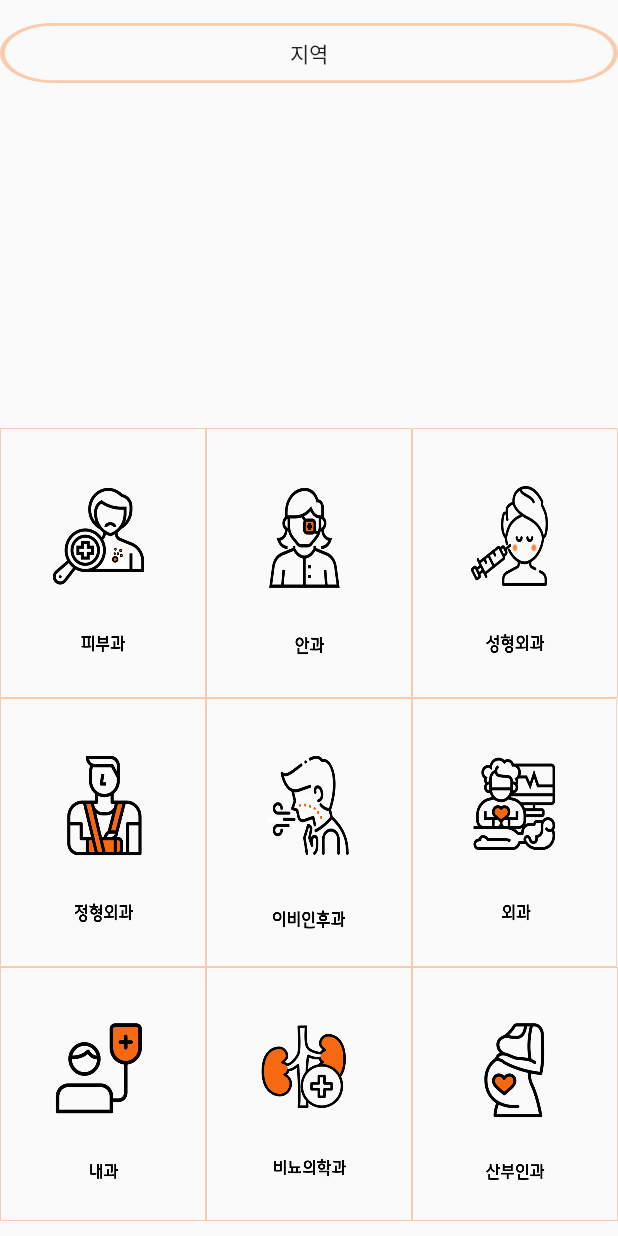
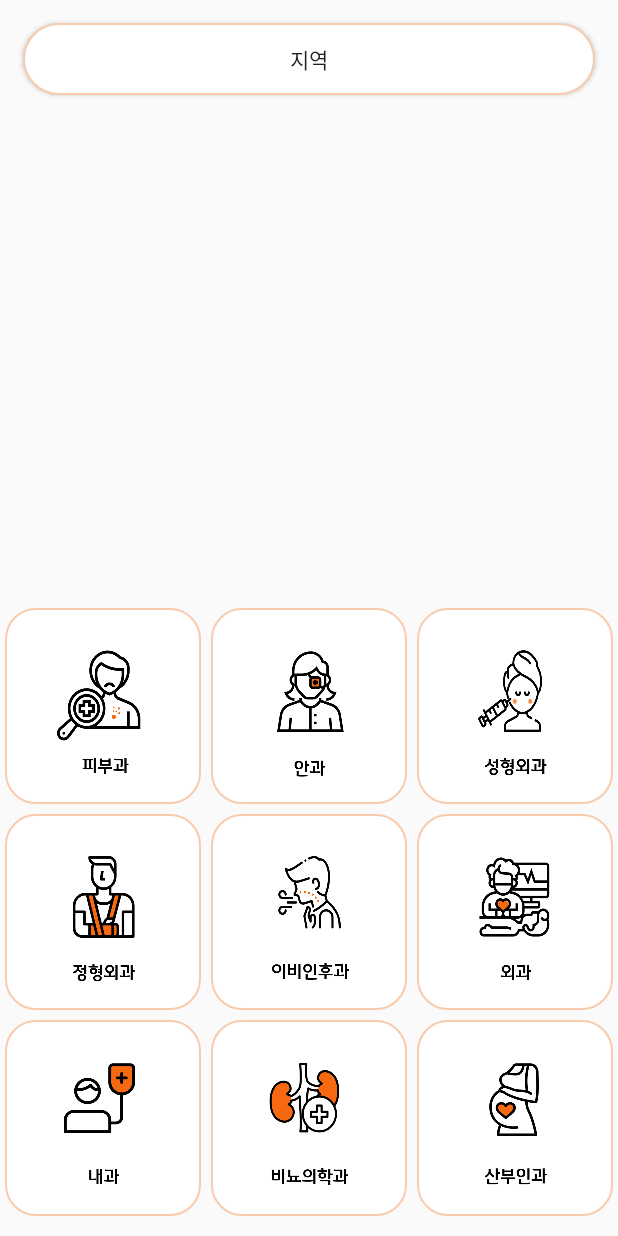
Before and after one commit to Wijinhyun/Api_test, an Android app: the screen it shows after launch (MainActivity), on a phone screen of 412 x 824 dp. Run offline under Robolectric (Android 15) with nearby library versions, the phone set to English and light mode, and no system bars.

Commit message:
UI수정2

```diff
--- a/app/src/main/java/com/example/api_test/CustomAdapter.java
+++ b/app/src/main/java/com/example/api_test/CustomAdapter.java
@@ -2,6 +2,8 @@ package com.example.api_test;
 
 import android.content.Context;
 import android.graphics.Color;
+import android.graphics.drawable.Drawable;
+import android.graphics.drawable.GradientDrawable;
 import android.view.LayoutInflater;
 import android.view.View;
 import android.view.ViewGroup;
@@ -63,6 +65,7 @@ class CustomAdapter extends RecyclerView.Adapter<CustomAdapter.CustomViewHolder>
 
 
         //viewholder.estbDdtxt.setText(mList.get(position).getEstbDd());
+
         viewholder.yadmNmtxt.setText(mList.get(position).getYadmNm());
         if(mList.get(position).getMedical_list() != null) {
             viewholder.Tv_list.setText(mList.get(position).getMedical_list());
@@ -74,13 +77,17 @@ class CustomAdapter extends RecyclerView.Adapter<CustomAdapter.CustomViewHolder>
             percent = String.format("%.1f", Double.parseDouble(mList.get(position).getSdrdgsCnt()) / Double.parseDouble(mList.get(position).getDrTotCnt()) * 100);
         }
         viewholder.Tv_percent.setText(percent + "%");
+        //GradientDrawable shape = new GradientDrawable();
+        //shape.setCornerRadius( 8 );
+        //View view = (TextView) findViewById( R.id.tv_percent );
         if(Double.parseDouble(percent) >= 66.6){
-            viewholder.Tv_percent.setBackgroundColor(Color.parseColor("#0A640A"));
+            viewholder.Tv_percent.setBackgroundResource(R.drawable.round_percent2);
         }else if(Double.parseDouble(percent) >= 33.3){
-            viewholder.Tv_percent.setBackgroundColor(Color.parseColor("#FFCC42"));
+            viewholder.Tv_percent.setBackgroundResource(R.drawable.round_percent3);
         }else{
-            viewholder.Tv_percent.setBackgroundColor(Color.parseColor("#BF3813"));
+            viewholder.Tv_percent.setBackgroundResource(R.drawable.round_percent);
         }
+
     }
 
     @Override
--- a/app/src/main/java/com/example/api_test/MainActivity.java
+++ b/app/src/main/java/com/example/api_test/MainActivity.java
@@ -15,6 +15,7 @@ import android.os.Parcelable;
 import android.util.Log;
 import android.view.View;
 import android.widget.Button;
+import android.widget.ImageButton;
 import android.widget.Spinner;
 import android.widget.TextView;
 import android.widget.Toast;
@@ -35,7 +36,7 @@ import java.util.ArrayList;
 public class MainActivity extends AppCompatActivity implements View.OnClickListener {
 
     private Button Btn_region;
-    private Button Btn_Internal_Medicine, Btn_Dermatology, Btn_Ophthalmology, Btn_Cosmetic_Surgery, Btn_Orthopedics, Btn_Otolaryngology, Btn_Surgical, Btn_Urology, Btn_Obstetrics_Gynecology;
+    private ImageButton Btn_Internal_Medicine, Btn_Dermatology, Btn_Ophthalmology, Btn_Cosmetic_Surgery, Btn_Orthopedics, Btn_Otolaryngology, Btn_Surgical, Btn_Urology, Btn_Obstetrics_Gynecology;
 
     private String city_name;
     private String gu_name;
@@ -148,15 +149,15 @@ public class MainActivity extends AppCompatActivity implements View.OnClickListe
 
     private void init() {
         Btn_region = (Button) findViewById(R.id.btn_region);
-        Btn_Internal_Medicine = (Button) findViewById(R.id.btn_Internal_Medicine);
-        Btn_Dermatology = (Button) findViewById(R.id.btn_Dermatology);
-        Btn_Ophthalmology = (Button) findViewById(R.id.btn_Ophthalmology);
-        Btn_Cosmetic_Surgery = (Button) findViewById(R.id.btn_Cosmetic_Surgery);
-        Btn_Orthopedics = (Button) findViewById(R.id.btn_Orthopedics);
-        Btn_Otolaryngology = (Button) findViewById(R.id.btn_Otolaryngology);
-        Btn_Surgical = (Button) findViewById(R.id.btn_Surgical);
-        Btn_Urology = (Button) findViewById(R.id.btn_Urology);
-        Btn_Obstetrics_Gynecology = (Button) findViewById(R.id.btn_Obstetrics_Gynecology);
+        Btn_Internal_Medicine = (ImageButton) findViewById(R.id.btn_Internal_Medicine);
+        Btn_Dermatology = (ImageButton) findViewById(R.id.btn_Dermatology);
+        Btn_Ophthalmology = (ImageButton) findViewById(R.id.btn_Ophthalmology);
+        Btn_Cosmetic_Surgery = (ImageButton) findViewById(R.id.btn_Cosmetic_Surgery);
+        Btn_Orthopedics = (ImageButton) findViewById(R.id.btn_Orthopedics);
+        Btn_Otolaryngology = (ImageButton) findViewById(R.id.btn_Otolaryngology);
+        Btn_Surgical = (ImageButton) findViewById(R.id.btn_Surgical);
+        Btn_Urology = (ImageButton) findViewById(R.id.btn_Urology);
+        Btn_Obstetrics_Gynecology = (ImageButton) findViewById(R.id.btn_Obstetrics_Gynecology);
 
 
         Btn_region.setOnClickListener(this);
--- /dev/null
+++ b/app/src/main/java/com/example/api_test/SquareButton.java
@@ -0,0 +1,32 @@
+package com.example.api_test;
+
+import android.content.Context;
+import android.util.AttributeSet;
+import android.widget.Button;
+
+public class SquareButton extends androidx.appcompat.widget.AppCompatImageButton {
+
+    public SquareButton(Context context) {
+        super(context);
+    }
+
+    public SquareButton(Context context, AttributeSet attrs) {
+        super(context, attrs);
+    }
+
+    public SquareButton(Context context, AttributeSet attrs, int defStyle) {
+        super(context, attrs, defStyle);
+    }
+
+    @Override
+    protected void onMeasure(int widthMeasureSpec, int heightMeasureSpec) {
+
+        int width = MeasureSpec.getSize(widthMeasureSpec);
+        int height = MeasureSpec.getSize(heightMeasureSpec);
+
+        width = Math.min(width, height);
+        height = width;
+
+        setMeasuredDimension(width, height);
+    }
+}
--- /dev/null
+++ b/app/src/main/res/drawable/border_layout.xml
@@ -0,0 +1,29 @@
+<?xml version="1.0" encoding="utf-8"?>
+<selector xmlns:android="http://schemas.android.com/apk/res/android">
+    <item android:state_pressed="false">
+        <shape>
+            <stroke android:width="1dp"
+                android:color="#F8CBAD"/>
+            <corners android:radius="20dp"/>
+            <solid android:color="#ffffff"/>
+        </shape>
+    </item>
+
+    <item android:state_pressed="true">
+        <shape>
+            <stroke android:width="1dp"
+                android:color="#F8CBAD" />
+            <corners android:radius="20dp" />
+            <solid android:color="#99808080"/>
+        </shape>
+    </item>
+
+    <item android:state_focused="true">
+        <shape>
+            <stroke android:width="1dp"
+                android:color="#F8CBAD"/>
+            <corners android:radius="20dp"/>
+            <solid android:color="#99808080"/>
+        </shape>
+    </item>
+</selector>
--- /dev/null
+++ b/app/src/main/res/drawable/btn_top.xml
@@ -0,0 +1,29 @@
+<?xml version="1.0" encoding="utf-8"?>
+<selector xmlns:android="http://schemas.android.com/apk/res/android">
+    <item android:state_pressed="false">
+        <shape>
+            <stroke android:width="1dp"
+                android:color="#F8CBAD"/>
+            <corners android:radius="100dp"/>
+            <solid android:color="#ffffff"/>
+        </shape>
+    </item>
+
+    <item android:state_pressed="true">
+        <shape>
+            <stroke android:width="1dp"
+                android:color="#F8CBAD" />
+            <corners android:radius="100dp"/>
+            <solid android:color="#99808080"/>
+        </shape>
+    </item>
+
+    <item android:state_focused="true">
+        <shape>
+            <stroke android:width="1dp"
+                android:color="#F8CBAD"/>
+            <corners android:radius="100dp"/>
+            <solid android:color="#99808080"/>
+        </shape>
+    </item>
+</selector>
--- /dev/null
+++ b/app/src/main/res/drawable/round_percent.xml
@@ -0,0 +1,16 @@
+<?xml version="1.0" encoding="utf-8"?>
+<shape xmlns:android="http://schemas.android.com/apk/res/android" >
+    <stroke
+        android:width="1dp"
+        android:color="#ffffff" />
+
+    <solid android:color="#BF3813" />
+
+    <padding
+        android:left="1dp"
+        android:right="1dp"
+        android:bottom="3dp"
+        android:top="3dp" />
+
+    <corners android:radius="5dp" />
+</shape>
--- /dev/null
+++ b/app/src/main/res/drawable/round_percent2.xml
@@ -0,0 +1,16 @@
+<?xml version="1.0" encoding="utf-8"?>
+<shape xmlns:android="http://schemas.android.com/apk/res/android" >
+    <stroke
+        android:width="1dp"
+        android:color="#ffffff" />
+
+    <solid android:color="#0A640A" />
+
+    <padding
+        android:left="1dp"
+        android:right="1dp"
+        android:bottom="3dp"
+        android:top="3dp" />
+
+    <corners android:radius="5dp" />
+</shape>
--- /dev/null
+++ b/app/src/main/res/drawable/round_percent3.xml
@@ -0,0 +1,16 @@
+<?xml version="1.0" encoding="utf-8"?>
+<shape xmlns:android="http://schemas.android.com/apk/res/android" >
+    <stroke
+        android:width="1dp"
+        android:color="#ffffff" />
+
+    <solid android:color="#FFCC42" />
+
+    <padding
+        android:left="1dp"
+        android:right="1dp"
+        android:bottom="3dp"
+        android:top="3dp" />
+
+    <corners android:radius="5dp" />
+</shape>
--- a/app/src/main/res/layout/activity_main.xml
+++ b/app/src/main/res/layout/activity_main.xml
@@ -1,144 +1,159 @@
 <?xml version="1.0" encoding="utf-8"?>
-<LinearLayout xmlns:android="http://schemas.android.com/apk/res/android"
+<androidx.constraintlayout.widget.ConstraintLayout xmlns:android="http://schemas.android.com/apk/res/android"
     xmlns:app="http://schemas.android.com/apk/res-auto"
     xmlns:tools="http://schemas.android.com/tools"
     android:layout_width="match_parent"
     android:layout_height="match_parent"
-    tools:context=".MainActivity"
-    android:orientation="vertical">
-
+    tools:context=".MainActivity">
 
 
     <Button
-        android:layout_marginTop="15sp"
         android:id="@+id/btn_region"
-        android:layout_width="wrap_content"
-        android:layout_height="40sp"
+        android:layout_width="match_parent"
+        android:layout_height="wrap_content"
+        android:padding="10dp"
         android:text="지역"
-        android:background="@drawable/location_toolbar"
-         />
-
-
+        android:background="@drawable/btn_top"
+        app:layout_constraintStart_toStartOf="parent"
+        app:layout_constraintTop_toTopOf="parent"
+        android:layout_marginTop="15dp"
+        android:layout_marginLeft="15dp"
+        android:layout_marginRight="15dp"/>
 
 
     <LinearLayout
-        android:paddingTop="230sp"
+        android:id="@+id/linearLayout2"
         android:layout_width="match_parent"
-        android:layout_height="match_parent"
-        android:orientation="vertical">
+        android:layout_height="wrap_content"
+        android:orientation="vertical"
+        app:layout_constraintBottom_toBottomOf="parent"
+        app:layout_constraintEnd_toEndOf="parent"
+        app:layout_constraintStart_toStartOf="parent">
 
         <LinearLayout
             android:layout_width="match_parent"
-            android:layout_height="match_parent"
+            android:layout_height="0dp"
             android:layout_weight="1"
-            android:orientation="horizontal" >
-            <Button
+            android:orientation="horizontal">
+
+            <com.example.api_test.SquareButton
                 android:id="@+id/btn_Dermatology"
-                android:layout_width="match_parent"
-                android:layout_height="match_parent"
+                android:layout_width="0dp"
+                android:layout_height="wrap_content"
+                android:layout_margin="3dp"
                 android:layout_weight="1"
+                android:background="@drawable/border_layout"
                 android:fontFamily="@font/hangeulnurib"
-                android:background="@drawable/icon_dermatology"
-                android:gravity="bottom|center"
-                />
-            <Button
+                android:scaleType="fitCenter"
+                android:src="@drawable/icon_dermatology" />
+
+            <com.example.api_test.SquareButton
                 android:id="@+id/btn_Ophthalmology"
-                android:layout_width="match_parent"
-                android:layout_height="match_parent"
+                android:layout_width="0dp"
+                android:layout_height="wrap_content"
+                android:layout_margin="3dp"
                 android:layout_weight="1"
+                android:background="@drawable/border_layout"
                 android:fontFamily="@font/hangeulnurib"
-                android:background="@drawable/icon_ophthalmology"
-                android:gravity="bottom|center" />
+                android:scaleType="fitCenter"
+                android:src="@drawable/icon_ophthalmology" />
 
-            <Button
+            <com.example.api_test.SquareButton
                 android:id="@+id/btn_Cosmetic_Surgery"
-                android:layout_width="match_parent"
-                android:layout_height="match_parent"
+                android:layout_width="0dp"
+                android:layout_height="wrap_content"
+                android:layout_margin="3dp"
                 android:layout_weight="1"
+                android:background="@drawable/border_layout"
                 android:fontFamily="@font/hangeulnurib"
-                android:background="@drawable/icon_cosmetic"
-                android:gravity="bottom|center"
-                 />
+                android:scaleType="fitCenter"
+                android:src="@drawable/icon_cosmetic" />
 
         </LinearLayout>
 
         <LinearLayout
             android:layout_width="match_parent"
-            android:layout_height="match_parent"
+            android:layout_height="0dp"
             android:layout_weight="1"
-            android:orientation="horizontal" >
-            <Button
+            android:orientation="horizontal">
+
+            <com.example.api_test.SquareButton
                 android:id="@+id/btn_Orthopedics"
                 android:layout_width="match_parent"
-                android:layout_height="match_parent"
+                android:layout_height="wrap_content"
                 android:layout_weight="1"
+                android:background="@drawable/border_layout"
+                android:layout_margin="3dp"
                 android:fontFamily="@font/hangeulnurib"
-                android:background="@drawable/icon_orthopedics"
-                android:gravity="bottom|center"/>
+                android:scaleType="fitCenter"
+                android:src="@drawable/icon_orthopedics" />
 
-            <Button
+            <com.example.api_test.SquareButton
                 android:id="@+id/btn_Otolaryngology"
                 android:layout_width="match_parent"
-                android:layout_height="match_parent"
+                android:layout_height="wrap_content"
                 android:layout_weight="1"
+                android:layout_margin="3dp"
+                android:background="@drawable/border_layout"
                 android:fontFamily="@font/hangeulnurib"
-                android:background="@drawable/icon_ent"
-                android:gravity="bottom|center"
-                 />
+                android:scaleType="fitCenter"
+                android:src="@drawable/icon_ent" />
 
-            <Button
+            <com.example.api_test.SquareButton
                 android:id="@+id/btn_Surgical"
                 android:layout_width="match_parent"
-                android:layout_height="match_parent"
+                android:layout_height="wrap_content"
+                android:layout_margin="3dp"
                 android:layout_weight="1"
+                android:background="@drawable/border_layout"
                 android:fontFamily="@font/hangeulnurib"
-                android:background="@drawable/icon_surgical"
-                android:gravity="bottom|center"
-                />
+                android:scaleType="fitCenter"
+                android:src="@drawable/icon_surgical" />
 
         </LinearLayout>
+
         <LinearLayout
             android:layout_width="match_parent"
-            android:layout_height="match_parent"
-            android:orientation="horizontal"
+            android:layout_height="0dp"
+            android:layout_marginBottom="10sp"
             android:layout_weight="1"
-            android:layout_marginBottom="10sp">
-            <Button
+            android:orientation="horizontal">
+
+            <com.example.api_test.SquareButton
                 android:id="@+id/btn_Internal_Medicine"
                 android:layout_width="match_parent"
-                android:layout_height="match_parent"
+                android:layout_height="wrap_content"
                 android:layout_weight="1"
+                android:background="@drawable/border_layout"
                 android:fontFamily="@font/hangeulnurib"
-                android:background="@drawable/icon_internal_medicine"
-                android:minHeight="0sp"
-                android:minWidth="0sp"
-                android:gravity="bottom|center"
-                 />
-            <Button
+                android:scaleType="fitCenter"
+                android:layout_margin="3dp"
+                android:src="@drawable/icon_internal_medicine" />
+
+            <com.example.api_test.SquareButton
                 android:id="@+id/btn_Urology"
                 android:layout_width="match_parent"
-                android:layout_height="match_parent"
+                android:layout_height="wrap_content"
                 android:layout_weight="1"
+                android:layout_margin="3dp"
+                android:background="@drawable/border_layout"
                 android:fontFamily="@font/hangeulnurib"
-                android:background="@drawable/icon_urology"
-                android:minHeight="0sp"
-                android:minWidth="0sp"
-                android:gravity="bottom|center"
-               />
-            <Button
+                android:scaleType="fitCenter"
+                android:src="@drawable/icon_urology" />
+
+            <com.example.api_test.SquareButton
                 android:id="@+id/btn_Obstetrics_Gynecology"
                 android:layout_width="match_parent"
-                android:layout_height="match_parent"
+                android:layout_height="wrap_content"
                 android:layout_weight="1"
+                android:background="@drawable/border_layout"
+                android:layout_margin="3dp"
                 android:fontFamily="@font/hangeulnurib"
-                android:background="@drawable/icon_obstetrics"
-                android:minHeight="0sp"
-                android:minWidth="0sp"
-                android:gravity="bottom|center"
-                 />
+                android:scaleType="fitCenter"
+                android:src="@drawable/icon_obstetrics" />
 
 
         </LinearLayout>
     </LinearLayout>
 
-</LinearLayout>
+</androidx.constraintlayout.widget.ConstraintLayout>
--- a/app/src/main/res/layout/activity_recyclerview__hospital_list.xml
+++ b/app/src/main/res/layout/activity_recyclerview__hospital_list.xml
@@ -18,8 +18,9 @@
             android:layout_width="0dp"
             android:layout_height="30sp"
             android:layout_weight="1"
-            android:background="@drawable/location_toolbar"
+            android:background="@drawable/btn_top"
             android:fontFamily="@font/hangeulnurib"
+            android:layout_margin="10dp"
             android:text="지역 설정" />
         <Button
             android:id="@+id/btn_medical_subject"
@@ -27,7 +28,8 @@
             android:layout_height="30sp"
             android:layout_weight="1"
             android:fontFamily="@font/hangeulnurib"
-            android:background="@drawable/location_toolbar"
+            android:layout_margin="10dp"
+            android:background="@drawable/btn_top"
             android:text="" />
 
     </LinearLayout>
--- a/app/src/main/res/layout/hospital_infor_layout.xml
+++ b/app/src/main/res/layout/hospital_infor_layout.xml
@@ -33,13 +33,13 @@
                 <TextView
                     android:id="@+id/tv_percent"
                     android:layout_width="0dp"
+                    android:layout_height="wrap_content"
                     android:layout_weight="1"
-                    android:layout_height="wrap_content"
-                    android:textSize="25sp"
-                    android:textStyle="bold"
                     android:gravity="center"
-                    android:textColor="#ffffff"/>
-
+                    android:textColor="#ffffff"
+                    android:textSize="20sp"
+                    android:fontFamily="@font/hangeulnurib"
+                    android:textStyle="bold" />
             </LinearLayout>
 
 
```
Also changed, not shown: app/src/main/res/drawable/icon_cosmetic.png, app/src/main/res/drawable/icon_dermatology.png, app/src/main/res/drawable/icon_ent.png, app/src/main/res/drawable/icon_internal_medicine.png, app/src/main/res/drawable/icon_obstetrics.png, app/src/main/res/drawable/icon_ophthalmology.png, app/src/main/res/drawable/icon_orthopedics.png, app/src/main/res/drawable/icon_surgical.png, app/src/main/res/drawable/icon_urology.png.
